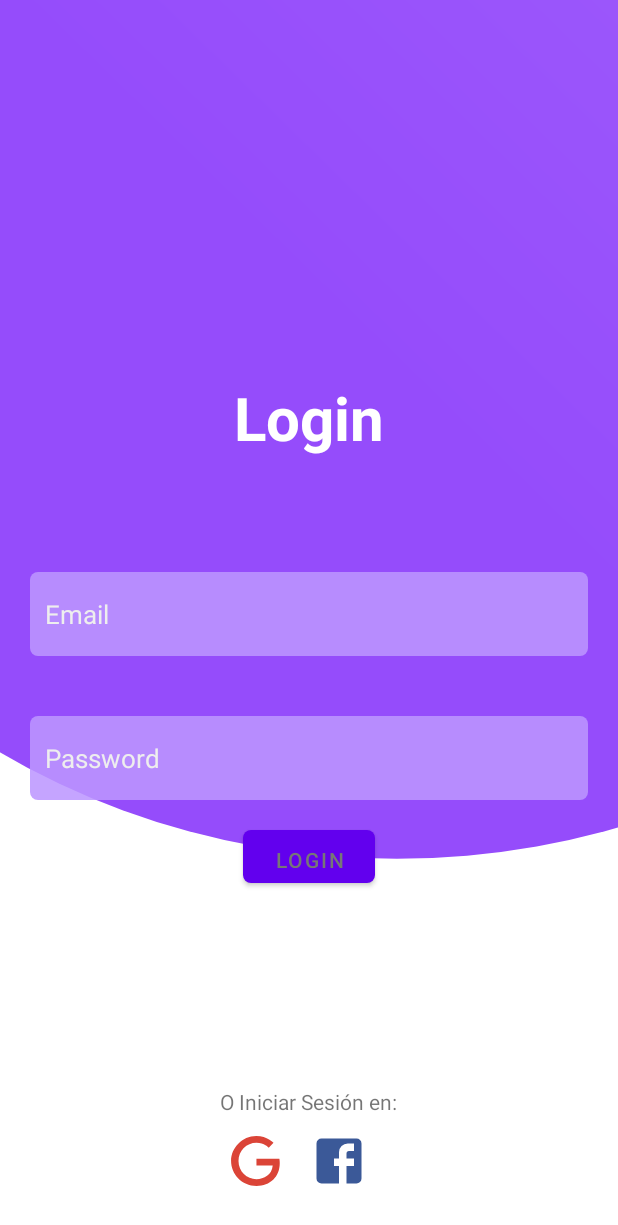
After one commit to edarcarto/YanapaApp, an Android app: the layout sign_in_activity.xml on its own in the app's theme, with its tools: preview values and no code run, on a phone screen of 412 x 824 dp. The commit adds this screen. Shown: the top 1225 px of the screen. Run offline under Robolectric (Android 15) with nearby library versions, the phone set to English and light mode, and no system bars.

Commit message:
[edarcarto] - design login

```diff
--- /dev/null
+++ b/app/src/main/res/drawable/facebook_box.xml
@@ -0,0 +1,8 @@
+<?xml version="1.0" encoding="utf-8"?>
+<vector xmlns:android="http://schemas.android.com/apk/res/android"
+    android:height="24dp"
+    android:width="24dp"
+    android:viewportHeight="24"
+    android:viewportWidth="24">
+    <path android:fillColor="#3b5998" android:pathData="M5,3H19A2,2 0 0,1 21,5V19A2,2 0 0,1 19,21H5A2,2 0 0,1 3,19V5A2,2 0 0,1 5,3M18,5H15.5A3.5,3.5 0 0,0 12,8.5V11H10V14H12V21H15V14H18V11H15V9A1,1 0 0,1 16,8H18V5Z" />
+</vector>
--- /dev/null
+++ b/app/src/main/res/drawable/google.xml
@@ -0,0 +1,8 @@
+<?xml version="1.0" encoding="utf-8"?>
+<vector xmlns:android="http://schemas.android.com/apk/res/android"
+    android:height="24dp"
+    android:width="24dp"
+    android:viewportWidth="24"
+    android:viewportHeight="24">
+    <path android:fillColor="#DB4437" android:pathData="M21.35,11.1H12.18V13.83H18.69C18.36,17.64 15.19,19.27 12.19,19.27C8.36,19.27 5,16.25 5,12C5,7.9 8.2,4.73 12.2,4.73C15.29,4.73 17.1,6.7 17.1,6.7L19,4.72C19,4.72 16.56,2 12.1,2C6.42,2 2.03,6.8 2.03,12C2.03,17.05 6.16,22 12.25,22C17.6,22 21.5,18.33 21.5,12.91C21.5,11.76 21.35,11.1 21.35,11.1V11.1Z" />
+</vector>
--- /dev/null
+++ b/app/src/main/res/drawable/ic_login.xml
@@ -0,0 +1,25 @@
+<?xml version="1.0" encoding="utf-8"?>
+<vector xmlns:android="http://schemas.android.com/apk/res/android"
+    xmlns:aapt="http://schemas.android.com/aapt"
+    android:width="512dp"
+    android:height="512dp"
+    android:viewportWidth="512"
+    android:viewportHeight="512">
+    <group>
+        <clip-path android:pathData="M0,0h512v512h-512z M 0,0"/>
+        <path
+            android:pathData="M-70.0,115.0a371.5,330.0,0,1,0,743.0,0.0a371.5,330.0,0,1,0,-743.0,0.0z">
+            <aapt:attr name="android:fillColor">
+                <gradient
+                    android:startY="169"
+                    android:startX="270"
+                    android:endY="-2705"
+                    android:endX="3084"
+                    android:type="linear">
+                    <item android:offset="0" android:color="#FF954CFB"/>
+                    <item android:offset="1" android:color="#FFFFFFFF"/>
+                </gradient>
+            </aapt:attr>
+        </path>
+    </group>
+</vector>
--- /dev/null
+++ b/app/src/main/res/drawable/rounded_corner.xml
@@ -0,0 +1,9 @@
+<?xml version="1.0" encoding="utf-8"?>
+<shape xmlns:android="http://schemas.android.com/apk/res/android">
+    <solid android:color="#ddBD96FF" />
+    <corners
+        android:bottomRightRadius="5dip"
+        android:bottomLeftRadius="5dip"
+        android:topLeftRadius="5dip"
+        android:topRightRadius="5dip" />
+</shape>
--- /dev/null
+++ b/app/src/main/res/drawable/rounded_corner_button.xml
@@ -0,0 +1,10 @@
+<?xml version="1.0" encoding="utf-8"?>
+<shape xmlns:android="http://schemas.android.com/apk/res/android">
+    <solid android:color="#ddd"/>
+
+    <corners
+        android:bottomRightRadius="5dip"
+        android:bottomLeftRadius="5dip"
+        android:topLeftRadius="5dip"
+        android:topRightRadius="5dip"/>
+</shape>
--- /dev/null
+++ b/app/src/main/res/layout/sign_in_activity.xml
@@ -0,0 +1,101 @@
+<?xml version="1.0" encoding="utf-8"?>
+<RelativeLayout
+    xmlns:android="http://schemas.android.com/apk/res/android"
+    android:layout_width="match_parent"
+    android:layout_height="match_parent">
+    <LinearLayout
+        android:orientation="vertical"
+        android:layout_width="match_parent"
+        android:layout_height="match_parent">
+        <ImageView
+            android:src="@drawable/ic_login"
+            android:layout_weight="@integer/lw4"
+            android:layout_width="match_parent"
+            android:layout_height="@dimen/lh0"
+            android:scaleType="centerCrop"/>
+        <View
+            android:layout_weight="@integer/lw1"
+            android:layout_width="match_parent"
+            android:layout_height="@dimen/lh0" />
+    </LinearLayout>
+    <LinearLayout
+        android:gravity="center"
+        android:orientation="vertical"
+        android:layout_width="match_parent"
+        android:layout_height="match_parent">
+        <TextView
+            android:layout_margin="?actionBarSize"
+            android:textStyle="bold"
+            android:textSize="40sp"
+            android:textColor="@color/white"
+            android:text="@string/sign_in"
+            android:layout_width="wrap_content"
+            android:layout_height="wrap_content"/>
+        <EditText
+            android:paddingStart="@dimen/ps10"
+            android:paddingEnd="@dimen/ps10"
+            android:hint="@string/email"
+            android:layout_margin="@dimen/lm20"
+            android:textColorHint="@color/hint_eee"
+            android:textColor="@color/white"
+            android:layout_width="match_parent"
+            android:layout_height="?actionBarSize"
+            android:background="@drawable/rounded_corner"
+            android:textSize="17sp"/>
+        <EditText
+            android:paddingStart="@dimen/ps10"
+            android:paddingEnd="@dimen/ps10"
+            android:hint="@string/password"
+            android:inputType="textPassword"
+            android:layout_margin="@dimen/lm20"
+            android:textColorHint="@color/hint_eee"
+            android:textColor="@color/white"
+            android:layout_width="match_parent"
+            android:layout_height="?actionBarSize"
+            android:background="@drawable/rounded_corner"
+            android:textSize="17sp"/>
+        <Button
+            android:text="@string/sign_in"
+            android:textColor="@color/tc_777"
+            android:background="@drawable/rounded_corner_button"
+            android:paddingEnd="@dimen/pr20"
+            android:paddingStart="@dimen/pl20"
+            android:layout_width="wrap_content"
+            android:layout_height="@dimen/lh35" />
+        <TextView
+            android:layout_marginTop="@dimen/lmt20"
+            android:textColor="@color/white"
+            android:text="@string/forgot_password"
+            android:layout_width="wrap_content"
+            android:layout_height="wrap_content" />
+    </LinearLayout>
+    <LinearLayout
+        android:layout_marginBottom="30dp"
+        android:gravity="center"
+        android:orientation="vertical"
+        android:layout_alignParentBottom="true"
+        android:layout_width="match_parent"
+        android:layout_height="wrap_content">
+
+        <TextView
+            android:layout_marginBottom="10dp"
+            android:text="@string/or_signup_with"
+            android:layout_width="wrap_content"
+            android:layout_height="wrap_content" />
+        <LinearLayout
+            android:layout_width="wrap_content"
+            android:layout_height="wrap_content">
+            <ImageButton
+                android:layout_marginEnd="@dimen/me15"
+                android:background="@drawable/google"
+                android:layout_width="@dimen/lw40"
+                android:layout_height="@dimen/lh40" />
+            <ImageButton
+                android:layout_marginEnd="@dimen/me15"
+                android:background="@drawable/facebook_box"
+                android:layout_width="@dimen/lw40"
+                android:layout_height="@dimen/lh40" />
+        </LinearLayout>
+
+    </LinearLayout>
+</RelativeLayout>
--- a/app/src/main/res/values/colors.xml
+++ b/app/src/main/res/values/colors.xml
@@ -7,4 +7,7 @@
     <color name="teal_700">#FF018786</color>
     <color name="black">#FF000000</color>
     <color name="white">#FFFFFFFF</color>
+    <!-- others colors -->
+    <color name="hint_eee">#eee</color>
+    <color name="tc_777">#777</color>
 </resources>
--- /dev/null
+++ b/app/src/main/res/values/dimens.xml
@@ -0,0 +1,13 @@
+<?xml version="1.0" encoding="utf-8"?>
+<resources>
+    <dimen name="lh0">0dp</dimen>
+    <dimen name="ps10">10dp</dimen>
+    <dimen name="lm20">20dp</dimen>
+    <dimen name="pr20">20dp</dimen>
+    <dimen name="pl20">20dp</dimen>
+    <dimen name="lmt20">20dp</dimen>
+    <dimen name="lh35">35dp</dimen>
+    <dimen name="lw40">40dp</dimen>
+    <dimen name="lh40">40dp</dimen>
+    <dimen name="me15">15dp</dimen>
+</resources>
--- a/app/src/main/res/values/strings.xml
+++ b/app/src/main/res/values/strings.xml
@@ -1,3 +1,12 @@
 <resources>
     <string name="app_name">YanapaApp</string>
+
+    <string name="sign_in">Login</string>
+    <string name="email">Email</string>
+    <string name="password">Password</string>
+    <string name="forgot_password">Olvidé Contraseña?</string>
+    <string name="or_signup_with">O Iniciar Sesión en:</string>
+    <!-- numbers -->
+    <integer name="lw1">1</integer>
+    <integer name="lw4">4</integer>
 </resources>
```
